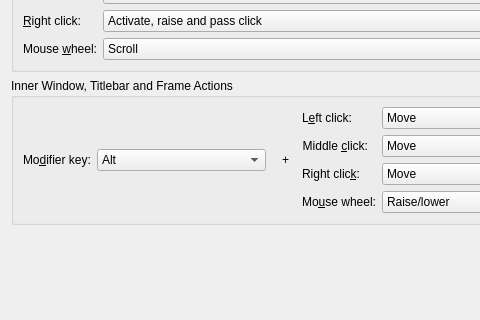
lfdevs/kwin, file kcmkwin/kwinoptions/actions.ui: the form before one commit; both pictures show x 0 to 480 and y 86 to 406 of the 600 by 500 pixel window.
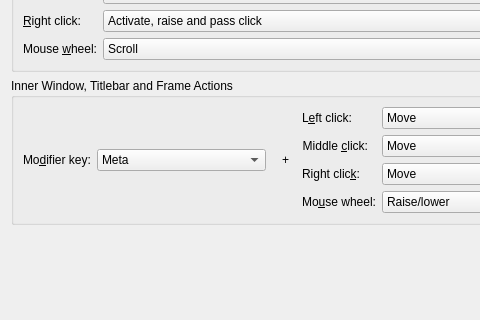
The form after the commit. Custom widgets are drawn as their Qt base class.

Patch:
```diff
--- a/kcmkwin/kwinoptions/actions.ui
+++ b/kcmkwin/kwinoptions/actions.ui
@@ -206,7 +206,7 @@
           </property>
           <item>
            <property name="text">
-            <string>Alt</string>
+            <string>Meta</string>
            </property>
           </item>
           <item>
```
Left out of the diff: 2 changed lines with no effect on the pictures.
